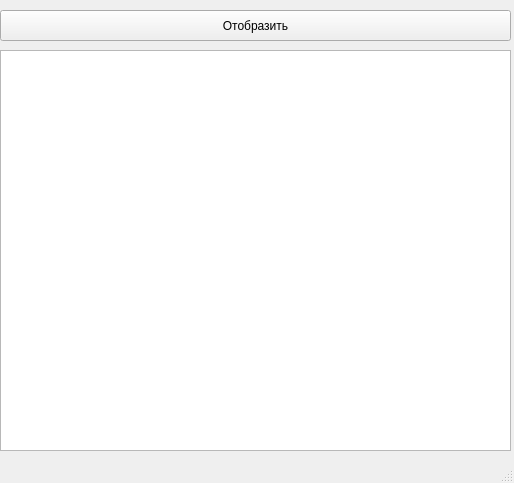
The window that main.ui (AlexZyryanov72/cofee) describes before a commit, drawn with Qt 5.
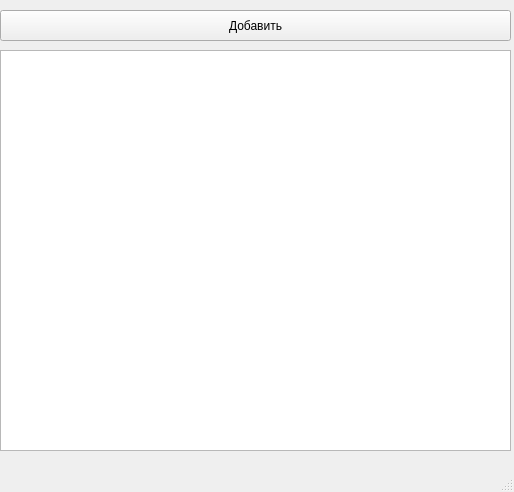
The same window after the commit.

Commit message: Модифицировала предыдущую программу. Добавила возможность создавать новую запись о кофе в базе данных и изменять существующие. Добавление и редактирование осуществляется на отдельной форме, интерфейс которой должен храниться в файле addEditCoffeeForm.ui.

```diff
--- a/main.ui
+++ b/main.ui
@@ -7,7 +7,7 @@
     <x>0</x>
     <y>0</y>
     <width>514</width>
-    <height>483</height>
+    <height>492</height>
    </rect>
   </property>
   <property name="windowTitle">
@@ -34,7 +34,7 @@
      </rect>
     </property>
     <property name="text">
-     <string>Отобразить</string>
+     <string>Добавить</string>
     </property>
    </widget>
   </widget>
```
The commit also changes 5 other files.
